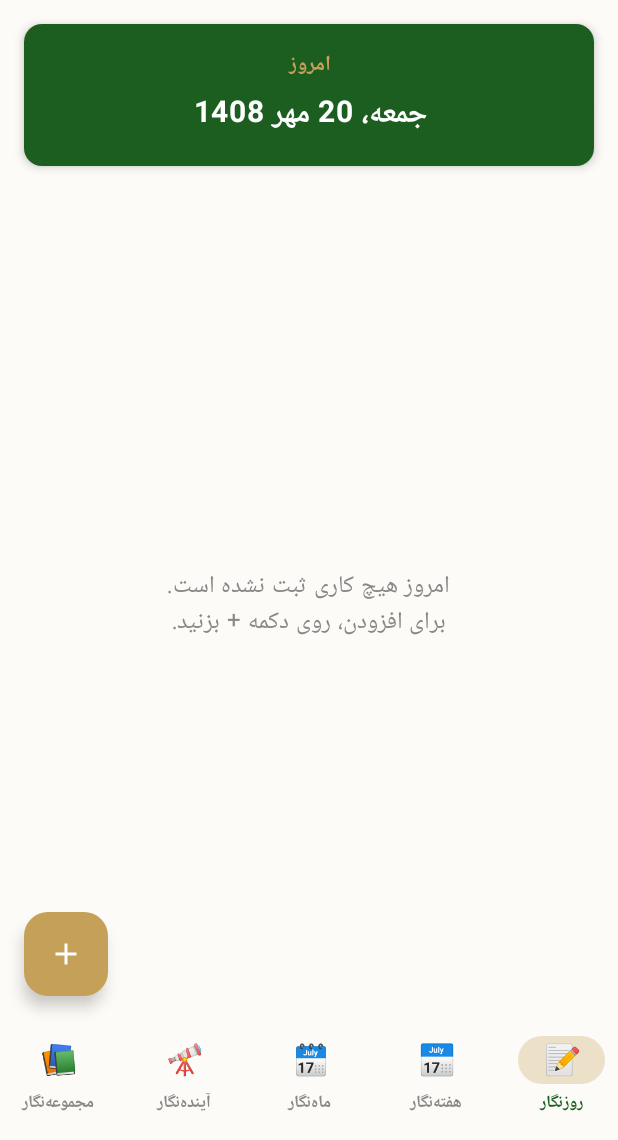
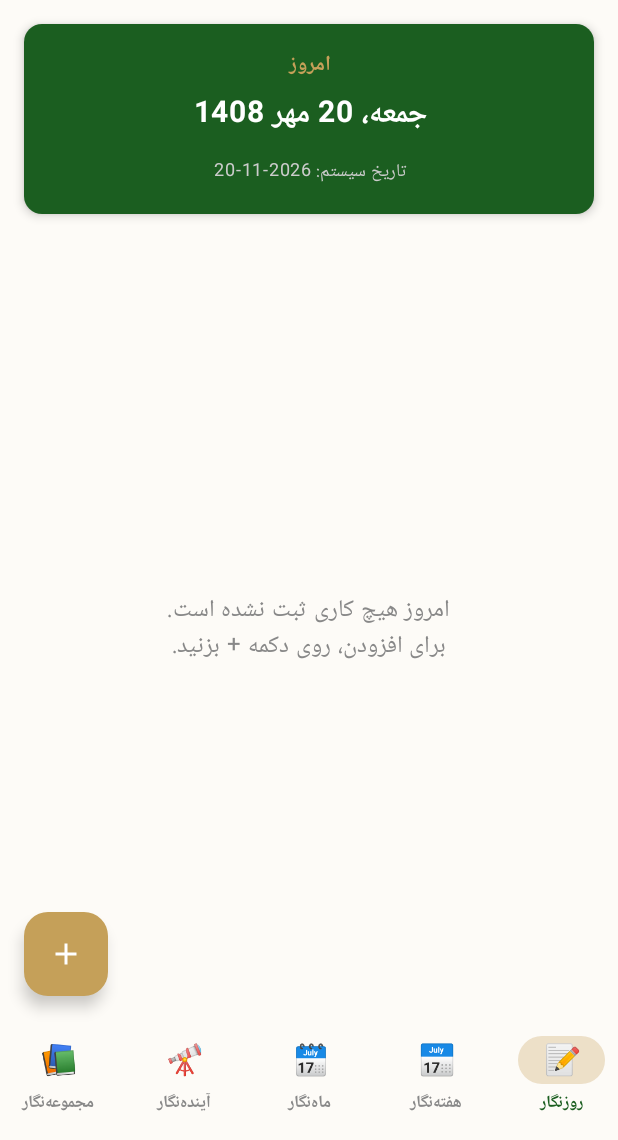
Before and after one commit to ebadariyan-bit/bolt-journal, an Android app built with Jetpack Compose: the screen it shows after launch (MainActivity), on a phone screen of 412 x 824 dp, the part 96-1236 px from its top. Run offline under Robolectric (Android 15) with nearby library versions, the phone set to English and light mode, and no system bars; our stand-ins replace Room's generated code.

Commit message:
Show current system date in MainActivity
Added display of current system date in the UI.

```diff
--- a/app/src/main/java/ir/boltjournal/app/MainActivity.kt
+++ b/app/src/main/java/ir/boltjournal/app/MainActivity.kt
@@ -24,6 +24,7 @@ import androidx.compose.ui.unit.LayoutDirection
 import androidx.compose.ui.unit.dp
 import androidx.compose.ui.unit.sp
 import kotlinx.coroutines.launch
+import java.time.LocalDate
 
 val DarkEmerald = Color(0xFF1B5E20)
 val Cream = Color(0xFFFDFBF7)
@@ -125,6 +126,13 @@ fun MainScreen() {
                             color = Color.White,
                             fontSize = 20.sp,
                             fontWeight = FontWeight.Bold
+                        )
+                        // متن تستی: تاریخ میلادی که برنامه می‌خواند را نشان می‌دهد
+                        Spacer(modifier = Modifier.height(8.dp))
+                        Text(
+                            text = "تاریخ سیستم: ${LocalDate.now()}",
+                            color = Color.LightGray,
+                            fontSize = 12.sp
                         )
                     }
                 }
```
